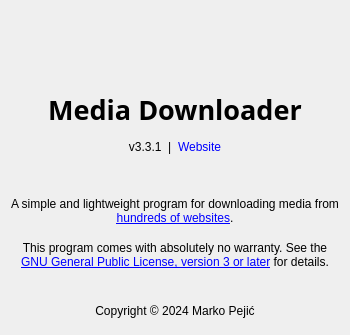
Before: the Qt Designer form designer/about_window.ui in markop404/media-downloader, drawn with Qt 5.
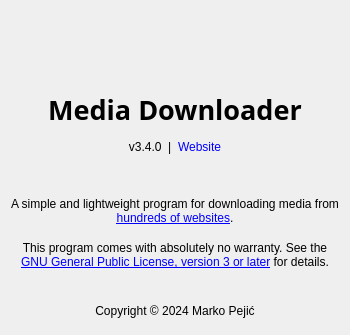
After: the same form once the commit is applied. Icons and pictures are not drawn.

Diff of the .ui file:
```diff
--- a/designer/about_window.ui
+++ b/designer/about_window.ui
@@ -66,7 +66,7 @@
    <item>
     <widget class="QLabel" name="versionLabel">
      <property name="text">
-      <string>v3.3.1 &amp;nbsp;|&amp;nbsp; &lt;a href=&quot;https://downloader.markopejic.com/&quot; style=&quot;text-decoration: none;&quot;&gt;Website&lt;/a&gt;</string>
+      <string>v3.4.0 &amp;nbsp;|&amp;nbsp; &lt;a href=&quot;https://downloader.markopejic.com/&quot; style=&quot;text-decoration: none;&quot;&gt;Website&lt;/a&gt;</string>
      </property>
      <property name="alignment">
       <set>Qt::AlignmentFlag::AlignCenter</set>
```
